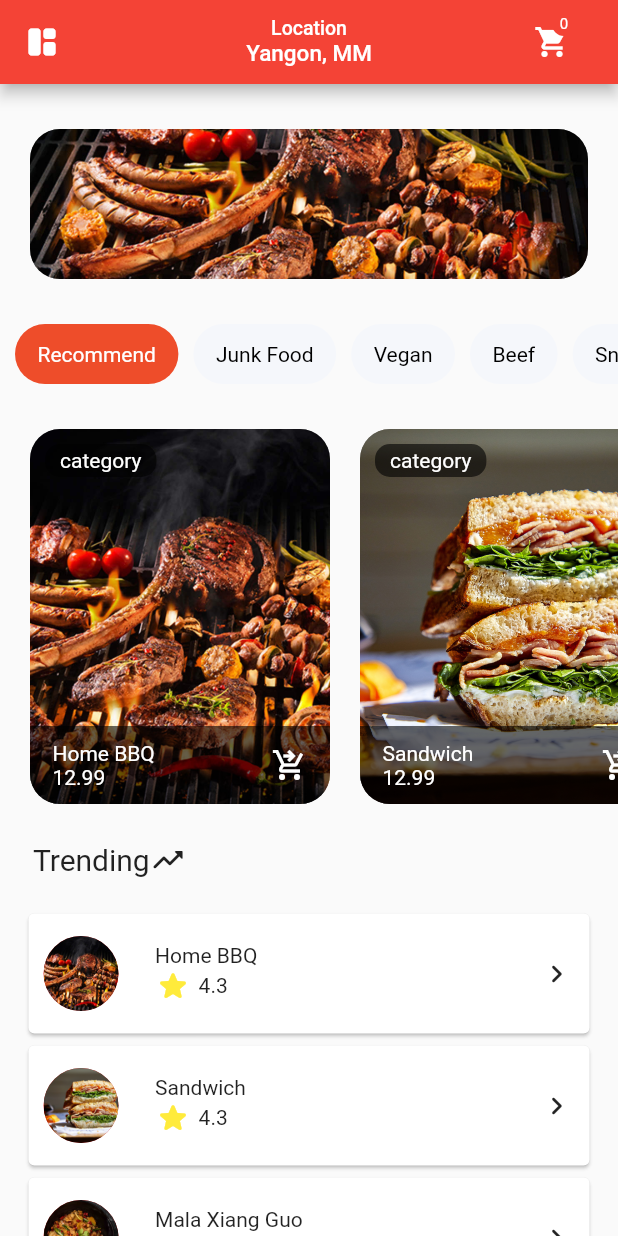
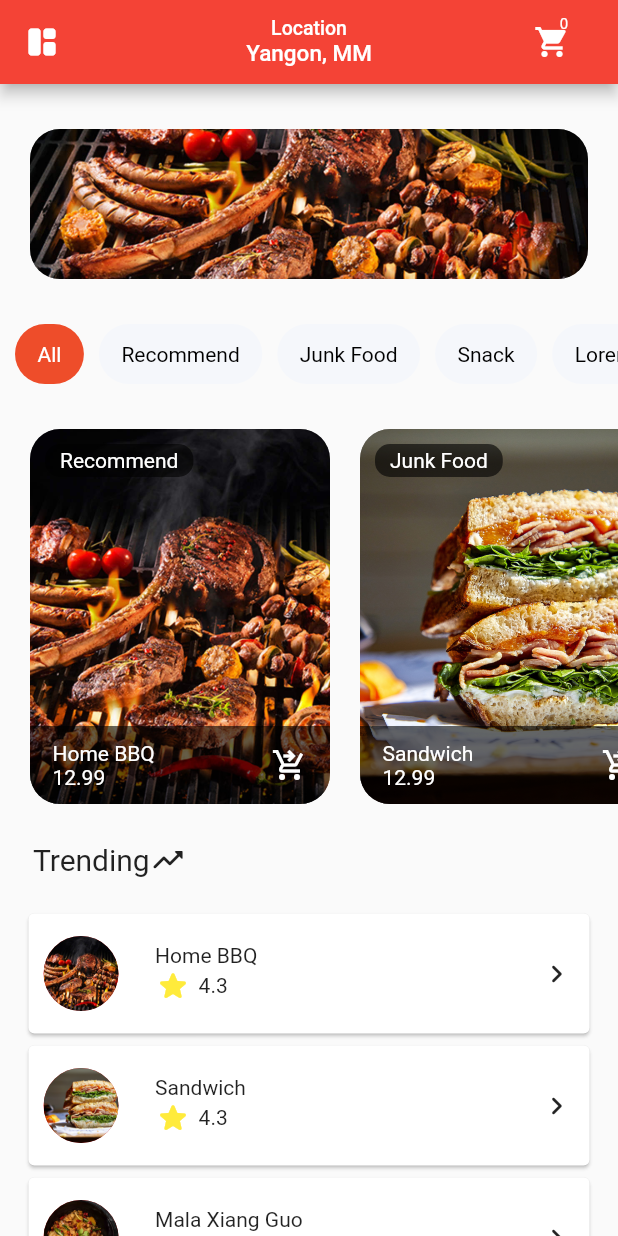
Before and after one commit to thetooaung07/flutter_foodly, a Flutter app: the screen it shows after launch, on a phone screen of 412 x 824 dp. Run offline on Flutter 3.47's test engine with Material 2 defaults, Android fonts, the phone set to English and light mode, and no system bars.

Commit message:
Adjust some codes

```diff
--- a/lib/components/badge.dart
+++ b/lib/components/badge.dart
@@ -25,7 +25,7 @@ class Badge extends StatelessWidget {
             // color: Theme.of(context).accentColor,
             decoration: BoxDecoration(
               borderRadius: BorderRadius.circular(10.0),
-              color: color != null ? color : Theme.of(context).accentColor,
+              // color: color != null ? color : Theme.of(context).,
             ),
             constraints: BoxConstraints(
               minWidth: 16,
--- a/lib/components/toggle_icon.dart
+++ b/lib/components/toggle_icon.dart
@@ -4,8 +4,6 @@ import 'package:food_order/providers/product.dart';
 import 'package:provider/provider.dart';
 
 class ToggleIcon extends StatelessWidget {
-  bool isClicked = false;
-
   @override
   Widget build(BuildContext context) {
     final cart = Provider.of<Cart>(context);
--- a/lib/main.dart
+++ b/lib/main.dart
@@ -22,7 +22,7 @@ class MyApp extends StatelessWidget {
   Widget build(BuildContext context) {
     return MultiProvider(
       providers: [
-        ChangeNotifierProvider(create: (ctx) => ProductsProvider()),
+        ChangeNotifierProvider(create: (ctx) => Products()),
         ChangeNotifierProvider(create: (ctx) => Cart())
       ],
       child: MaterialApp(
--- a/lib/pages/navpages/homepage/carousel_slider.dart
+++ b/lib/pages/navpages/homepage/carousel_slider.dart
@@ -11,7 +11,7 @@ class CarouselSlider extends StatelessWidget {
 
   @override
   Widget build(BuildContext context) {
-    final productData = Provider.of<ProductsProvider>(context);
+    final productData = Provider.of<Products>(context);
     final products = productData.items;
     return Container(
       margin: EdgeInsets.symmetric(vertical: 10),
@@ -41,8 +41,6 @@ class CarouselSlider extends StatelessWidget {
 }
 
 class CarouselSliderItem extends StatelessWidget {
-  // ShoppingCart()
-
   final Product product;
 
   const CarouselSliderItem({
@@ -112,7 +110,7 @@ class CarouselSliderItem extends StatelessWidget {
             top: 10,
             left: 10,
             child: CategoryItem(
-              category: "category",
+              category: product.category.toString(),
             ),
           ),
         ],
--- a/lib/pages/navpages/homepage/horizontal_list_menu.dart
+++ b/lib/pages/navpages/homepage/horizontal_list_menu.dart
@@ -1,14 +1,5 @@
 import 'package:flutter/material.dart';
-
-const CATEGORY_LIST = [
-  "Recommend",
-  "Junk Food",
-  "Vegan",
-  "Beef",
-  "Snack",
-  "Something",
-  "Lorem"
-];
+import 'package:food_order/providers/products_provider.dart';
 
 class HorizontalListMenu extends StatefulWidget {
   const HorizontalListMenu({Key? key}) : super(key: key);
--- a/lib/pages/navpages/homepage/trending_order.dart
+++ b/lib/pages/navpages/homepage/trending_order.dart
@@ -9,7 +9,7 @@ class TrendingOrder extends StatelessWidget {
 
   @override
   Widget build(BuildContext context) {
-    final products = Provider.of<ProductsProvider>(context).items;
+    final products = Provider.of<Products>(context).items;
 
     return Container(
         margin: EdgeInsets.all(15),
--- a/lib/providers/cart.dart
+++ b/lib/providers/cart.dart
@@ -63,9 +63,7 @@ class Cart with ChangeNotifier {
   }
 
   void deleteItem(String productId) {
-    print("remove is called $productId");
     _items.remove(productId);
-    print(_items);
     notifyListeners();
   }
 }
--- a/lib/providers/product.dart
+++ b/lib/providers/product.dart
@@ -6,6 +6,7 @@ class Product with ChangeNotifier {
   final String description;
   final double price;
   final String imageUrl;
+  final String category;
   bool isInCart;
 
   Product({
@@ -14,6 +15,7 @@ class Product with ChangeNotifier {
     required this.description,
     required this.price,
     required this.imageUrl,
+    required this.category,
     this.isInCart = false,
   });
 
--- a/lib/providers/products_provider.dart
+++ b/lib/providers/products_provider.dart
@@ -1,7 +1,15 @@
 import 'package:flutter/material.dart';
 import 'package:food_order/providers/product.dart';
 
-class ProductsProvider with ChangeNotifier {
+const CATEGORY_LIST = [
+  "All",
+  "Recommend",
+  "Junk Food",
+  "Snack",
+  "Lorem",
+];
+
+class Products with ChangeNotifier {
   List<Product> _items = [
     Product(
       id: "p1",
@@ -9,6 +17,7 @@ class ProductsProvider with ChangeNotifier {
       description: "description",
       price: 12.99,
       imageUrl: "assets/images/bbq.jpg",
+      category: "Recommend",
     ),
     Product(
       id: "p2",
@@ -16,6 +25,7 @@ class ProductsProvider with ChangeNotifier {
       description: "description",
       price: 12.99,
       imageUrl: "assets/images/sandwich.jpg",
+      category: "Junk Food",
     ),
     Product(
       id: "p3",
@@ -23,6 +33,7 @@ class ProductsProvider with ChangeNotifier {
       description: "description",
       price: 12.99,
       imageUrl: "assets/images/mala_xg.png",
+      category: "Snack",
     )
   ];
 
```
Also changed, not shown: lib/pages/navpages/homepage/carousel_container.dart (added, +31 -0 lines).
